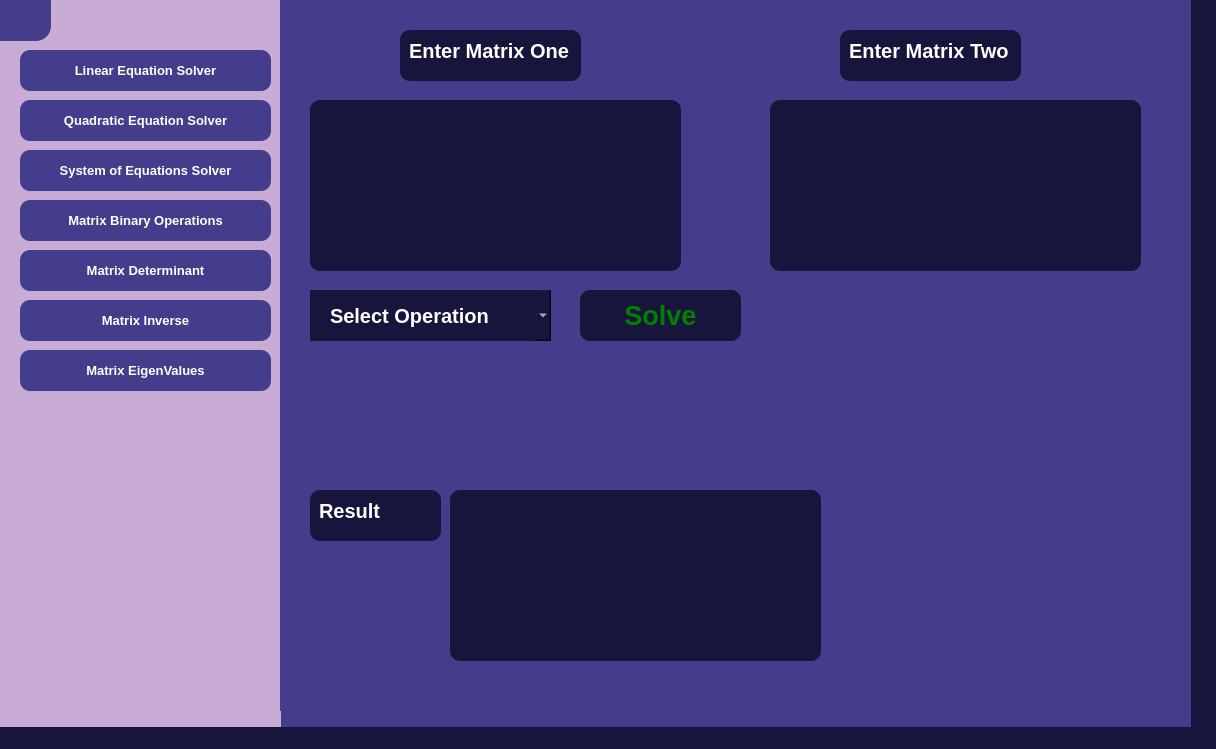
The window that algebraxpert.ui (AbdallahSalah003/AlgebraXpert) describes before a commit, drawn with Qt 5.
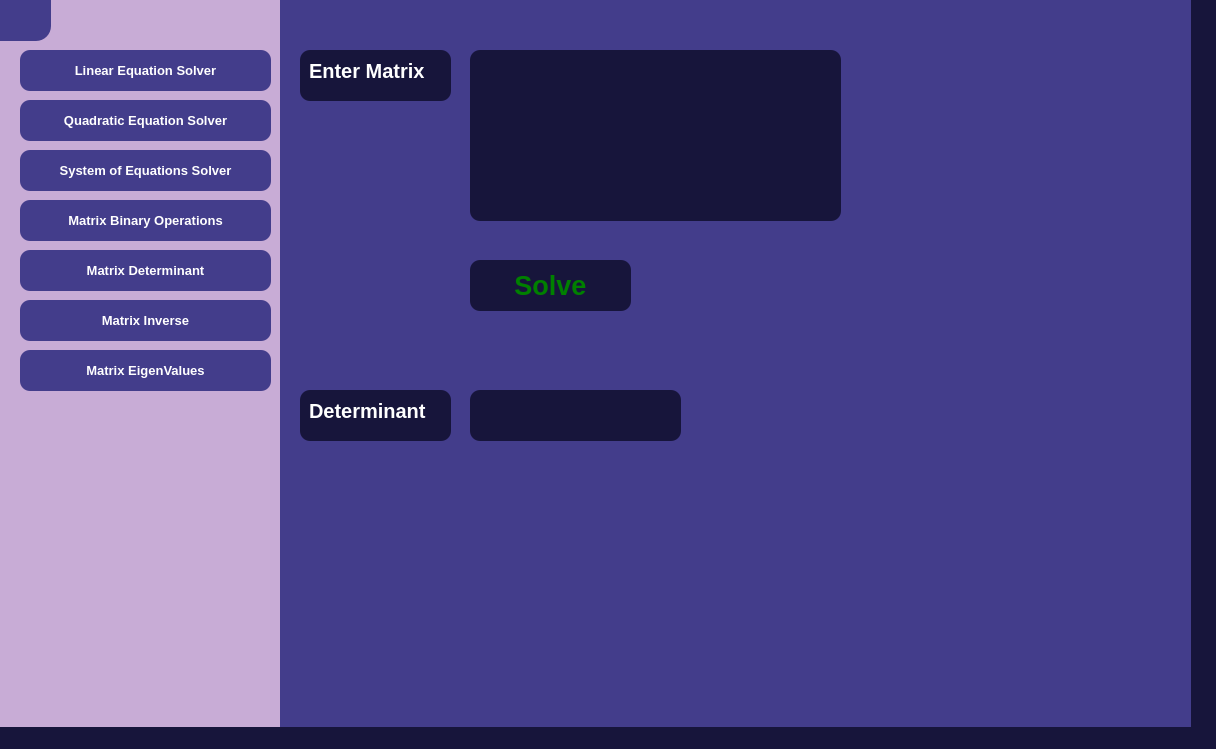
The same window after the commit. Icons and pictures are not drawn.

Commit message: Add Inverse and Determinant menu in ui

Diff of the .ui file:
```diff
--- a/algebraxpert.ui
+++ b/algebraxpert.ui
@@ -1550,7 +1550,7 @@
       <x>280</x>
       <y>0</y>
       <width>911</width>
-      <height>711</height>
+      <height>771</height>
      </rect>
     </property>
     <property name="styleSheet">
@@ -1739,7 +1739,7 @@
       <bool>true</bool>
      </property>
     </widget>
-    <widget class="QTextEdit" name="labelEnterMatrix1_2">
+    <widget class="QTextEdit" name="labelResultMatrix">
      <property name="geometry">
       <rect>
        <x>30</x>
@@ -1830,15 +1830,361 @@
      </item>
     </widget>
    </widget>
+   <widget class="QWidget" name="matrixInverseMenu" native="true">
+    <property name="geometry">
+     <rect>
+      <x>280</x>
+      <y>0</y>
+      <width>911</width>
+      <height>761</height>
+     </rect>
+    </property>
+    <property name="styleSheet">
+     <string notr="true">background-color: #433D8B;</string>
+    </property>
+    <widget class="QTextEdit" name="enterMatrixInverseTextEdit">
+     <property name="geometry">
+      <rect>
+       <x>190</x>
+       <y>50</y>
+       <width>371</width>
+       <height>171</height>
+      </rect>
+     </property>
+     <property name="styleSheet">
+      <string notr="true">QTextEdit {
+    font-family: 'Lato', sans-serif;
+    font-size: 20pt;
+    font-weight: 700;
+    color: #ffffff;
+    background-color: #17153B;
+    border: none;
+    border-radius: 10px;
+    padding: 1px; /* Adjust padding for button size */
+    text-align: center;
+}
+</string>
+     </property>
+    </widget>
+    <widget class="QPushButton" name="matrixInverseSolveButton">
+     <property name="geometry">
+      <rect>
+       <x>190</x>
+       <y>260</y>
+       <width>161</width>
+       <height>51</height>
+      </rect>
+     </property>
+     <property name="styleSheet">
+      <string notr="true">QPushButton {
+    font-family: 'Lato', sans-serif;
+    font-size: 20pt;
+    font-weight: 700;
+    color: green;
+    background-color: #17153B;
+    border: none;
+    border-radius: 10px;
+    padding: 10px 20px; /* Adjust padding for button size */
+    text-align: center;
+}
+
+QPushButton:hover {
+    background-color: #2E236C;
+    opacity: 0.5; /* Fade effect on hover */
+}</string>
+     </property>
+     <property name="text">
+      <string>Solve</string>
+     </property>
+     <property name="icon">
+      <iconset theme="QIcon::ThemeIcon::MediaPlaybackStart"/>
+     </property>
+    </widget>
+    <widget class="QTextEdit" name="labelResultMatrixInverse">
+     <property name="geometry">
+      <rect>
+       <x>20</x>
+       <y>390</y>
+       <width>131</width>
+       <height>51</height>
+      </rect>
+     </property>
+     <property name="styleSheet">
+      <string notr="true">QTextEdit {
+    font-family: 'Lato', sans-serif;
+    font-size: 15pt;
+    font-weight: 700;
+    color: #ffffff;
+    background-color: #17153B;
+    border: none;
+    border-radius: 10px;
+    padding: 5px; /* Adjust padding for button size */
+    text-align: center;
+}
+</string>
+     </property>
+     <property name="readOnly">
+      <bool>true</bool>
+     </property>
+     <property name="html">
+      <string>&lt;!DOCTYPE HTML PUBLIC &quot;-//W3C//DTD HTML 4.0//EN&quot; &quot;http://www.w3.org/TR/REC-html40/strict.dtd&quot;&gt;
+&lt;html&gt;&lt;head&gt;&lt;meta name=&quot;qrichtext&quot; content=&quot;1&quot; /&gt;&lt;meta charset=&quot;utf-8&quot; /&gt;&lt;style type=&quot;text/css&quot;&gt;
+p, li { white-space: pre-wrap; }
+hr { height: 1px; border-width: 0; }
+li.unchecked::marker { content: &quot;\2610&quot;; }
+li.checked::marker { content: &quot;\2612&quot;; }
+&lt;/style&gt;&lt;/head&gt;&lt;body style=&quot; font-family:'Lato','sans-serif'; font-size:15pt; font-weight:700; font-style:normal;&quot;&gt;
+&lt;p style=&quot; margin-top:0px; margin-bottom:0px; margin-left:0px; margin-right:0px; -qt-block-indent:0; text-indent:0px;&quot;&gt;Inverse&lt;/p&gt;&lt;/body&gt;&lt;/html&gt;</string>
+     </property>
+    </widget>
+    <widget class="QTextEdit" name="labelEnterMatrixInverse">
+     <property name="geometry">
+      <rect>
+       <x>20</x>
+       <y>50</y>
+       <width>151</width>
+       <height>51</height>
+      </rect>
+     </property>
+     <property name="styleSheet">
+      <string notr="true">QTextEdit {
+    font-family: 'Lato', sans-serif;
+    font-size: 15pt;
+    font-weight: 700;
+    color: #ffffff;
+    background-color: #17153B;
+    border: none;
+    border-radius: 10px;
+    padding: 5px; /* Adjust padding for button size */
+    text-align: center;
+}
+</string>
+     </property>
+     <property name="readOnly">
+      <bool>true</bool>
+     </property>
+     <property name="html">
+      <string>&lt;!DOCTYPE HTML PUBLIC &quot;-//W3C//DTD HTML 4.0//EN&quot; &quot;http://www.w3.org/TR/REC-html40/strict.dtd&quot;&gt;
+&lt;html&gt;&lt;head&gt;&lt;meta name=&quot;qrichtext&quot; content=&quot;1&quot; /&gt;&lt;meta charset=&quot;utf-8&quot; /&gt;&lt;style type=&quot;text/css&quot;&gt;
+p, li { white-space: pre-wrap; }
+hr { height: 1px; border-width: 0; }
+li.unchecked::marker { content: &quot;\2610&quot;; }
+li.checked::marker { content: &quot;\2612&quot;; }
+&lt;/style&gt;&lt;/head&gt;&lt;body style=&quot; font-family:'Lato','sans-serif'; font-size:15pt; font-weight:700; font-style:normal;&quot;&gt;
+&lt;p style=&quot; margin-top:0px; margin-bottom:0px; margin-left:0px; margin-right:0px; -qt-block-indent:0; text-indent:0px;&quot;&gt;Enter Matrix&lt;/p&gt;&lt;/body&gt;&lt;/html&gt;</string>
+     </property>
+    </widget>
+    <widget class="QTextEdit" name="showMatrixInverse">
+     <property name="geometry">
+      <rect>
+       <x>190</x>
+       <y>390</y>
+       <width>371</width>
+       <height>171</height>
+      </rect>
+     </property>
+     <property name="styleSheet">
+      <string notr="true">QTextEdit {
+    font-family: 'Lato', sans-serif;
+    font-size: 20pt;
+    font-weight: 700;
+    color: #ffffff;
+    background-color: #17153B;
+    border: none;
+    border-radius: 10px;
+    padding: 1px; /* Adjust padding for button size */
+    text-align: center;
+}
+</string>
+     </property>
+     <property name="readOnly">
+      <bool>true</bool>
+     </property>
+    </widget>
+   </widget>
+   <widget class="QWidget" name="matrixDeterminantMenu" native="true">
+    <property name="geometry">
+     <rect>
+      <x>280</x>
+      <y>0</y>
+      <width>911</width>
+      <height>741</height>
+     </rect>
+    </property>
+    <property name="styleSheet">
+     <string notr="true">background-color: #433D8B;</string>
+    </property>
+    <widget class="QTextEdit" name="enterMatrixDeterminantTextEdit">
+     <property name="geometry">
+      <rect>
+       <x>190</x>
+       <y>50</y>
+       <width>371</width>
+       <height>171</height>
+      </rect>
+     </property>
+     <property name="styleSheet">
+      <string notr="true">QTextEdit {
+    font-family: 'Lato', sans-serif;
+    font-size: 20pt;
+    font-weight: 700;
+    color: #ffffff;
+    background-color: #17153B;
+    border: none;
+    border-radius: 10px;
+    padding: 1px; /* Adjust padding for button size */
+    text-align: center;
+}
+</string>
+     </property>
+    </widget>
+    <widget class="QPushButton" name="matrixDeterminantSolveButton">
+     <property name="geometry">
+      <rect>
+       <x>190</x>
+       <y>260</y>
+       <width>161</width>
+       <height>51</height>
+      </rect>
+     </property>
+     <property name="styleSheet">
+      <string notr="true">QPushButton {
+    font-family: 'Lato', sans-serif;
+    font-size: 20pt;
+    font-weight: 700;
+    color: green;
+    background-color: #17153B;
+    border: none;
+    border-radius: 10px;
+    padding: 10px 20px; /* Adjust padding for button size */
+    text-align: center;
+}
+
+QPushButton:hover {
+    background-color: #2E236C;
+    opacity: 0.5; /* Fade effect on hover */
+}</string>
+     </property>
+     <property name="text">
+      <string>Solve</string>
+     </property>
+     <property name="icon">
+      <iconset theme="QIcon::ThemeIcon::MediaPlaybackStart"/>
+     </property>
+    </widget>
+    <widget class="QTextEdit" name="labelResultMatrixDeterminant">
+     <property name="geometry">
+      <rect>
+       <x>20</x>
+       <y>390</y>
+       <width>151</width>
+       <height>51</height>
+      </rect>
+     </property>
+     <property name="styleSheet">
+      <string notr="true">QTextEdit {
+    font-family: 'Lato', sans-serif;
+    font-size: 15pt;
+    font-weight: 700;
+    color: #ffffff;
+    background-color: #17153B;
+    border: none;
+    border-radius: 10px;
+    padding: 5px; /* Adjust padding for button size */
+    text-align: center;
+}
+</string>
+     </property>
+     <property name="readOnly">
+      <bool>true</bool>
+     </property>
+     <property name="html">
+      <string>&lt;!DOCTYPE HTML PUBLIC &quot;-//W3C//DTD HTML 4.0//EN&quot; &quot;http://www.w3.org/TR/REC-html40/strict.dtd&quot;&gt;
+&lt;html&gt;&lt;head&gt;&lt;meta name=&quot;qrichtext&quot; content=&quot;1&quot; /&gt;&lt;meta charset=&quot;utf-8&quot; /&gt;&lt;style type=&quot;text/css&quot;&gt;
+p, li { white-space: pre-wrap; }
+hr { height: 1px; border-width: 0; }
+li.unchecked::marker { content: &quot;\2610&quot;; }
+li.checked::marker { content: &quot;\2612&quot;; }
+&lt;/style&gt;&lt;/head&gt;&lt;body style=&quot; font-family:'Lato','sans-serif'; font-size:15pt; font-weight:700; font-style:normal;&quot;&gt;
+&lt;p style=&quot; margin-top:0px; margin-bottom:0px; margin-left:0px; margin-right:0px; -qt-block-indent:0; text-indent:0px;&quot;&gt;Determinant&lt;/p&gt;&lt;/body&gt;&lt;/html&gt;</string>
+     </property>
+    </widget>
+    <widget class="QTextEdit" name="labelEnterMatrixDeterminant">
+     <property name="geometry">
+      <rect>
+       <x>20</x>
+       <y>50</y>
+       <width>151</width>
+       <height>51</height>
+      </rect>
+     </property>
+     <property name="styleSheet">
+      <string notr="true">QTextEdit {
+    font-family: 'Lato', sans-serif;
+    font-size: 15pt;
+    font-weight: 700;
+    color: #ffffff;
+    background-color: #17153B;
+    border: none;
+    border-radius: 10px;
+    padding: 5px; /* Adjust padding for button size */
+    text-align: center;
+}
+</string>
+     </property>
+     <property name="readOnly">
+      <bool>true</bool>
+     </property>
+     <property name="html">
+      <string>&lt;!DOCTYPE HTML PUBLIC &quot;-//W3C//DTD HTML 4.0//EN&quot; &quot;http://www.w3.org/TR/REC-html40/strict.dtd&quot;&gt;
+&lt;html&gt;&lt;head&gt;&lt;meta name=&quot;qrichtext&quot; content=&quot;1&quot; /&gt;&lt;meta charset=&quot;utf-8&quot; /&gt;&lt;style type=&quot;text/css&quot;&gt;
+p, li { white-space: pre-wrap; }
+hr { height: 1px; border-width: 0; }
+li.unchecked::marker { content: &quot;\2610&quot;; }
+li.checked::marker { content: &quot;\2612&quot;; }
+&lt;/style&gt;&lt;/head&gt;&lt;body style=&quot; font-family:'Lato','sans-serif'; font-size:15pt; font-weight:700; font-style:normal;&quot;&gt;
+&lt;p style=&quot; margin-top:0px; margin-bottom:0px; margin-left:0px; margin-right:0px; -qt-block-indent:0; text-indent:0px;&quot;&gt;Enter Matrix&lt;/p&gt;&lt;/body&gt;&lt;/html&gt;</string>
+     </property>
+    </widget>
+    <widget class="QTextEdit" name="showMatrixDeterminant">
+     <property name="geometry">
+      <rect>
+       <x>190</x>
+       <y>390</y>
+       <width>211</width>
+       <height>51</height>
+      </rect>
+     </property>
+     <property name="styleSheet">
+      <string notr="true">QTextEdit {
+    font-family: 'Lato', sans-serif;
+    font-size: 20pt;
+    font-weight: 700;
+    color: #ffffff;
+    background-color: #17153B;
+    border: none;
+    border-radius: 10px;
+    padding: 1px; /* Adjust padding for button size */
+    text-align: center;
+}
+</string>
+     </property>
+     <property name="readOnly">
+      <bool>true</bool>
+     </property>
+    </widget>
+   </widget>
+   <zorder>matrixInverseMenu</zorder>
+   <zorder>quadraticEquationSolverMenu</zorder>
+   <zorder>matrixBinaryOperationsMenu</zorder>
    <zorder>systemEquationsSolverMenu</zorder>
    <zorder>LinearEquationSolverMenu</zorder>
-   <zorder>quadraticEquationSolverMenu</zorder>
    <zorder>algebraVector</zorder>
    <zorder>welcomeText</zorder>
    <zorder>startButton</zorder>
    <zorder>exitButton</zorder>
    <zorder>sideBar</zorder>
-   <zorder>matrixBinaryOperationsMenu</zorder>
+   <zorder>matrixDeterminantMenu</zorder>
   </widget>
   <widget class="QMenuBar" name="menubar">
    <property name="geometry">
```
The commit also changes 2 other files.
